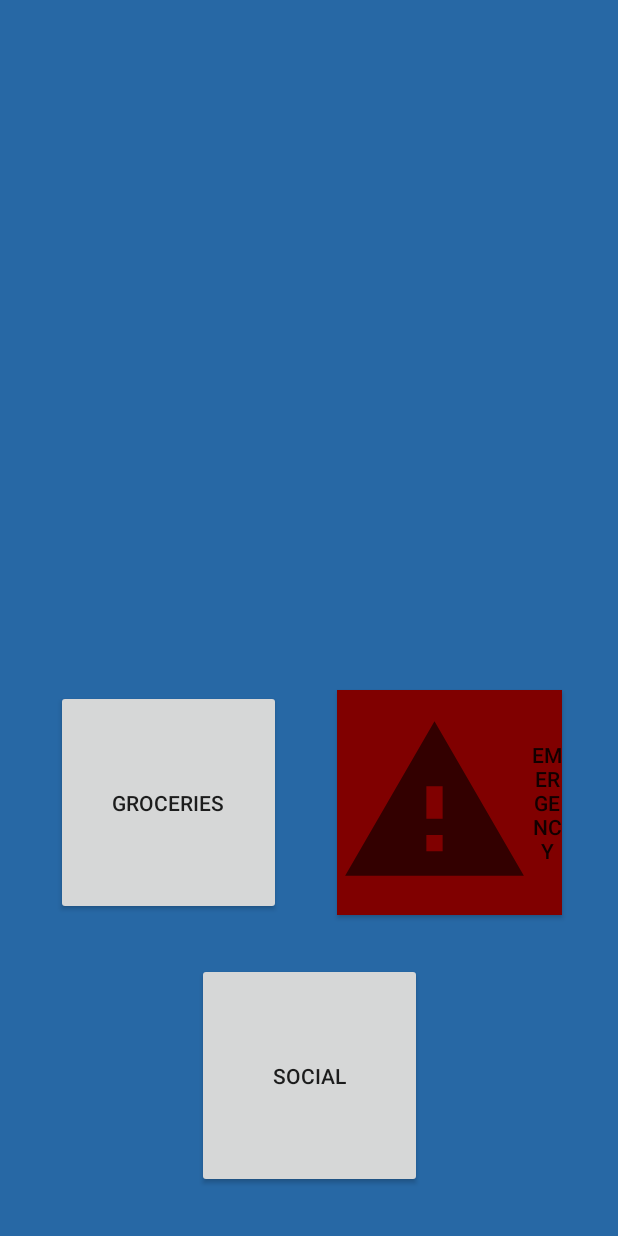
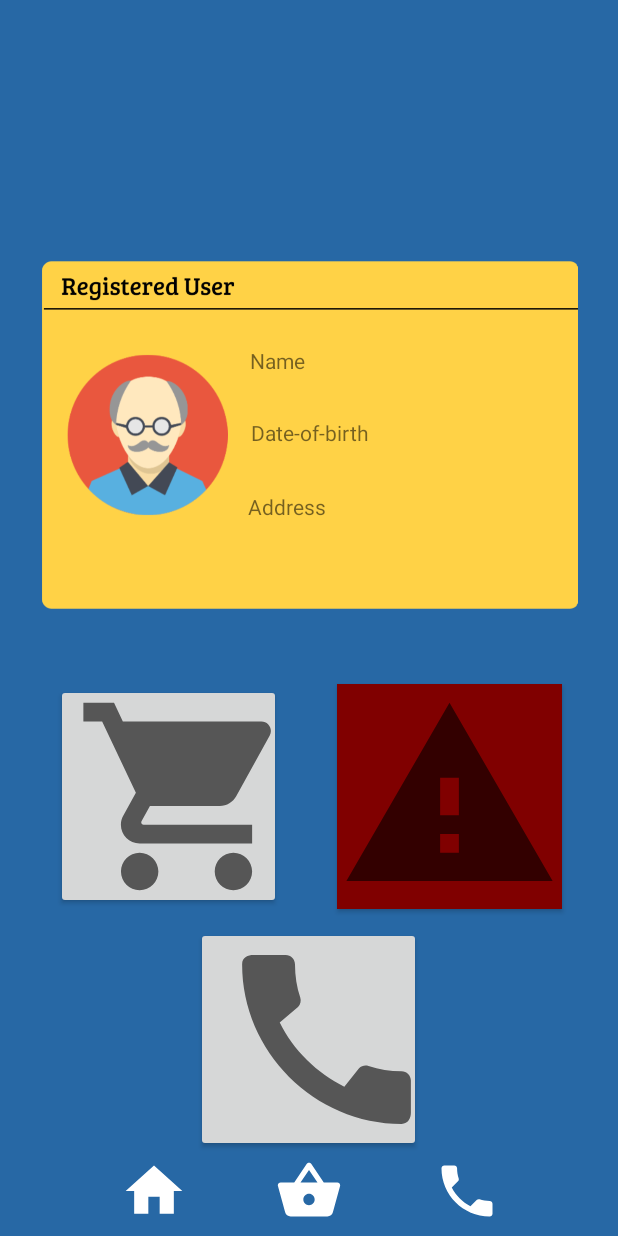
Before and after one commit to Kwongmingwei/FarisCare, an Android app: the MainMenu screen opened directly, with no data from a screen before it, on a phone screen of 412 x 824 dp. Run offline under Robolectric (Android 15) with nearby library versions, the phone set to English and light mode, and no system bars.

Commit message:
Major Changes to homepage

```diff
--- /dev/null
+++ b/app/src/main/res/drawable/ic_call.xml
@@ -0,0 +1,5 @@
+<vector android:height="150dp" android:tint="?attr/colorControlNormal"
+    android:viewportHeight="24" android:viewportWidth="24"
+    android:width="150dp" xmlns:android="http://schemas.android.com/apk/res/android">
+    <path android:fillColor="@android:color/white" android:pathData="M20.01,15.38c-1.23,0 -2.42,-0.2 -3.53,-0.56 -0.35,-0.12 -0.74,-0.03 -1.01,0.24l-1.57,1.97c-2.83,-1.35 -5.48,-3.9 -6.89,-6.83l1.95,-1.66c0.27,-0.28 0.35,-0.67 0.24,-1.02 -0.37,-1.11 -0.56,-2.3 -0.56,-3.53 0,-0.54 -0.45,-0.99 -0.99,-0.99H4.19C3.65,3 3,3.24 3,3.99 3,13.28 10.73,21 20.01,21c0.71,0 0.99,-0.63 0.99,-1.18v-3.45c0,-0.54 -0.45,-0.99 -0.99,-0.99z"/>
+</vector>
--- /dev/null
+++ b/app/src/main/res/drawable/ic_cart.xml
@@ -0,0 +1,5 @@
+<vector android:height="150dp" android:tint="?attr/colorControlNormal"
+    android:viewportHeight="24" android:viewportWidth="24"
+    android:width="150dp" xmlns:android="http://schemas.android.com/apk/res/android">
+    <path android:fillColor="@android:color/white" android:pathData="M7,18c-1.1,0 -1.99,0.9 -1.99,2S5.9,22 7,22s2,-0.9 2,-2 -0.9,-2 -2,-2zM1,2v2h2l3.6,7.59 -1.35,2.45c-0.16,0.28 -0.25,0.61 -0.25,0.96 0,1.1 0.9,2 2,2h12v-2L7.42,15c-0.14,0 -0.25,-0.11 -0.25,-0.25l0.03,-0.12 0.9,-1.63h7.45c0.75,0 1.41,-0.41 1.75,-1.03l3.58,-6.49c0.08,-0.14 0.12,-0.31 0.12,-0.48 0,-0.55 -0.45,-1 -1,-1L5.21,4l-0.94,-2L1,2zM17,18c-1.1,0 -1.99,0.9 -1.99,2s0.89,2 1.99,2 2,-0.9 2,-2 -0.9,-2 -2,-2z"/>
+</vector>
--- a/app/src/main/res/drawable/ic_problem.xml
+++ b/app/src/main/res/drawable/ic_problem.xml
@@ -1,5 +1,5 @@
-<vector android:height="130dp" android:tint="?attr/colorControlNormal"
+<vector android:height="150dp" android:tint="?attr/colorControlNormal"
     android:viewportHeight="24" android:viewportWidth="24"
-    android:width="130dp" xmlns:android="http://schemas.android.com/apk/res/android">
+    android:width="150dp" xmlns:android="http://schemas.android.com/apk/res/android">
     <path android:fillColor="@android:color/white" android:pathData="M1,21h22L12,2 1,21zM13,18h-2v-2h2v2zM13,14h-2v-4h2v4z"/>
 </vector>
--- a/app/src/main/res/layout/activity_main_menu.xml
+++ b/app/src/main/res/layout/activity_main_menu.xml
@@ -8,21 +8,34 @@
     android:layout_gravity="center"
     tools:context=".MainMenu">
 
+
     <androidx.constraintlayout.widget.ConstraintLayout
         android:layout_width="match_parent"
         android:layout_height="match_parent">
+
+
+        <ImageView
+            android:id="@+id/imageView9"
+            android:layout_width="380dp"
+            android:layout_height="232dp"
+            android:layout_marginBottom="208dp"
+            app:layout_constraintBottom_toTopOf="@+id/social"
+            app:layout_constraintEnd_toEndOf="parent"
+            app:layout_constraintHorizontal_bias="0.516"
+            app:layout_constraintStart_toStartOf="parent"
+            app:layout_constraintTop_toTopOf="parent"
+            app:layout_constraintVertical_bias="0.976"
+            app:srcCompat="@drawable/card" />
 
         <Button
             android:id="@+id/emergency"
             android:layout_width="wrap_content"
             android:layout_height="wrap_content"
-            android:layout_marginBottom="32dp"
+            android:layout_marginBottom="12dp"
             android:width="150dp"
             android:height="150dp"
             android:background="#800000"
             android:drawableStart="@drawable/ic_problem"
-            android:text="EMERGENCY"
-
             app:layout_constraintBottom_toTopOf="@+id/social"
             app:layout_constraintEnd_toEndOf="parent"
             app:layout_constraintHorizontal_bias="0.5"
@@ -30,28 +43,107 @@
 
         <Button
             android:id="@+id/groceries"
-            android:layout_width="wrap_content"
-            android:layout_height="wrap_content"
+            android:layout_width="150dp"
+            android:layout_height="150dp"
             android:width="150dp"
             android:height="150dp"
-            android:text="Groceries"
+            android:drawableStart="@drawable/ic_cart"
             app:layout_constraintBottom_toBottomOf="@+id/emergency"
             app:layout_constraintEnd_toStartOf="@+id/emergency"
             app:layout_constraintHorizontal_bias="0.5"
             app:layout_constraintStart_toStartOf="parent"
-            app:layout_constraintTop_toTopOf="@+id/emergency" />
+            app:layout_constraintTop_toTopOf="@+id/emergency"
+            app:layout_constraintVertical_bias="1.0" />
 
         <Button
             android:id="@+id/social"
             android:layout_width="wrap_content"
             android:layout_height="wrap_content"
-            android:layout_marginBottom="32dp"
+            android:layout_marginBottom="56dp"
             android:width="150dp"
             android:height="150dp"
-            android:text="Social"
+            android:drawableStart="@drawable/ic_call"
             app:layout_constraintBottom_toBottomOf="parent"
             app:layout_constraintEnd_toEndOf="parent"
+            app:layout_constraintHorizontal_bias="0.498"
             app:layout_constraintStart_toStartOf="parent" />
+
+        <TextView
+            android:id="@+id/textView"
+            android:layout_width="wrap_content"
+            android:layout_height="wrap_content"
+            android:text="Name"
+            app:layout_constraintBottom_toTopOf="@+id/textView2"
+            app:layout_constraintEnd_toEndOf="@+id/imageView9"
+            app:layout_constraintHorizontal_bias="0.437"
+            app:layout_constraintStart_toStartOf="@+id/imageView9"
+            app:layout_constraintTop_toTopOf="@+id/imageView9"
+            app:layout_constraintVertical_bias="0.662" />
+
+        <TextView
+            android:id="@+id/textView2"
+            android:layout_width="wrap_content"
+            android:layout_height="wrap_content"
+            android:text="Date-of-birth"
+            app:layout_constraintBottom_toBottomOf="@+id/imageView9"
+            app:layout_constraintEnd_toEndOf="@+id/imageView9"
+            app:layout_constraintStart_toStartOf="@+id/imageView9"
+            app:layout_constraintTop_toTopOf="@+id/imageView9"
+            app:layout_constraintVertical_bias="0.492" />
+
+        <TextView
+            android:id="@+id/textView3"
+            android:layout_width="wrap_content"
+            android:layout_height="wrap_content"
+            android:layout_marginTop="20dp"
+            android:text="Address"
+            app:layout_constraintBottom_toBottomOf="@+id/imageView9"
+            app:layout_constraintEnd_toEndOf="@+id/imageView9"
+            app:layout_constraintHorizontal_bias="0.454"
+            app:layout_constraintStart_toStartOf="@+id/imageView9"
+            app:layout_constraintTop_toBottomOf="@+id/textView2"
+            app:layout_constraintVertical_bias="0.144" />
+
+        <LinearLayout
+            android:layout_width="match_parent"
+            android:layout_height="wrap_content"
+            android:layout_marginTop="44dp"
+            android:orientation="horizontal"
+            android:weightSum="2"
+            app:layout_constraintBottom_toBottomOf="parent"
+            app:layout_constraintEnd_toEndOf="parent"
+            app:layout_constraintHorizontal_bias="0.0"
+            app:layout_constraintStart_toStartOf="parent"
+            app:layout_constraintTop_toBottomOf="@+id/social"
+            app:layout_constraintVertical_bias="1.0">
+
+            <ImageView
+                android:id="@+id/imageView2"
+                android:layout_width="45dp"
+                android:layout_height="45dp"
+                android:layout_marginVertical="7.5dp"
+                android:layout_marginLeft="80dp"
+                app:srcCompat="@drawable/ic_baseline_home_24" />
+
+            <ImageView
+                android:id="@+id/imageView3"
+                android:layout_width="45dp"
+                android:layout_height="45dp"
+                android:layout_marginVertical="7.5dp"
+                android:layout_marginLeft="58dp"
+                app:srcCompat="@drawable/ic_baseline_shopping_basket_24" />
+
+            <ImageView
+                android:id="@+id/imageView4"
+                android:layout_width="45dp"
+                android:layout_height="45dp"
+                android:layout_marginVertical="7.5dp"
+                android:layout_marginLeft="60dp"
+                app:srcCompat="@drawable/ic_baseline_phone_24" />
+
+        </LinearLayout>
+
+
     </androidx.constraintlayout.widget.ConstraintLayout>
 
 </RelativeLayout>
```
Also changed, not shown: app/src/main/res/drawable/card.png (added).
